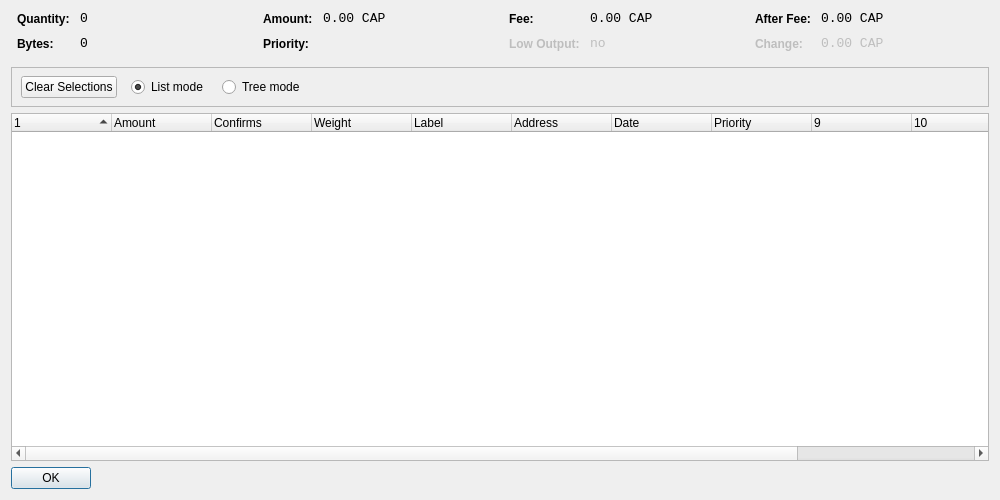
Before: the Qt Designer form src/qt/forms/coincontroldialog.ui in Crypto-Currency/bitbar, drawn with Qt 5.
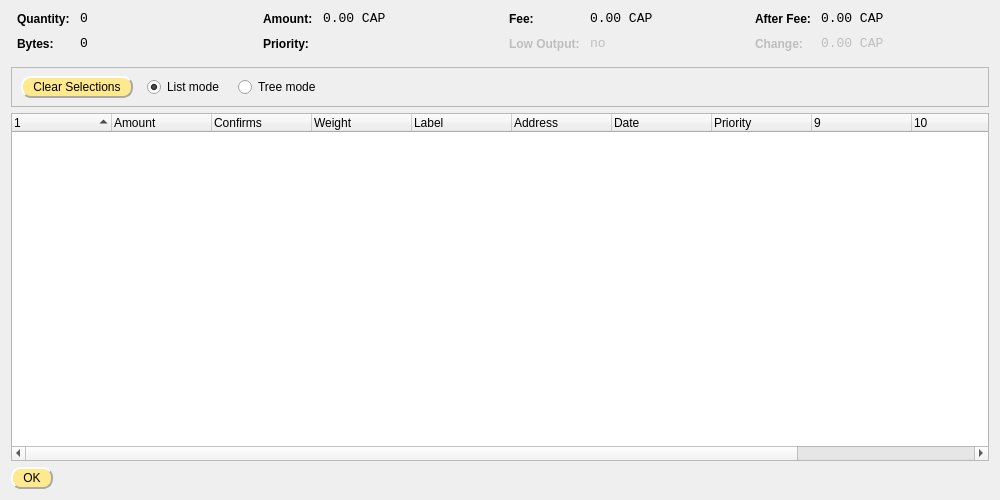
After: the same form once the commit is applied. Icons and pictures are not drawn. Custom widgets are drawn as their Qt base class.

Commit message: more popup menu colors

Patch:
```diff
--- a/src/qt/forms/coincontroldialog.ui
+++ b/src/qt/forms/coincontroldialog.ui
@@ -2,6 +2,9 @@
 <ui version="4.0">
  <class>CoinControlDialog</class>
  <widget class="QDialog" name="CoinControlDialog">
+     <property name="styleSheet">
+      <string notr="true">QWidget{background-image: url(:/images/background); background-position: center} QToolTip {background-color:rgb(255,233,142); color:black; border: 2px solid grey; padding:2px 10px 2px 10px} QMenu{background-color:rgb(255,233,142); color:black; border: 2px solid grey; padding:2px 10px 2px 10px} QPushButton{background-color:rgb(255,233,142); color:black;border-style:outset; border-width:2px; border-color:darkgrey; border-radius:10px; padding:2px 10px 2px 10px}</string>
+     </property>
   <property name="geometry">
    <rect>
     <x>0</x>
@@ -21,13 +24,10 @@
   <property name="autoFillBackground">
    <bool>false</bool>
   </property>
-     <property name="styleSheet">
-      <string notr="true">QWidget{background-image: url(:/images/background); background-position: center} QToolTip {background-color:rgb(255,233,142); color:black; border: 2px solid grey; padding:2px 10px 2px 10px} QMenu{background-color:rgb(255,233,142); color:black; border: 2px solid grey; padding:2px 10px 2px 10px}</string>
-     </property>
 <!--
   <property name="styleSheet">
    <string notr="true">background-color: rgba(255, 213, 127,50);</string>
-  </property>
+  </property> 
 -->
   <layout class="QVBoxLayout" name="verticalLayout">
    <item>
```
The commit also changes 1 other file.
